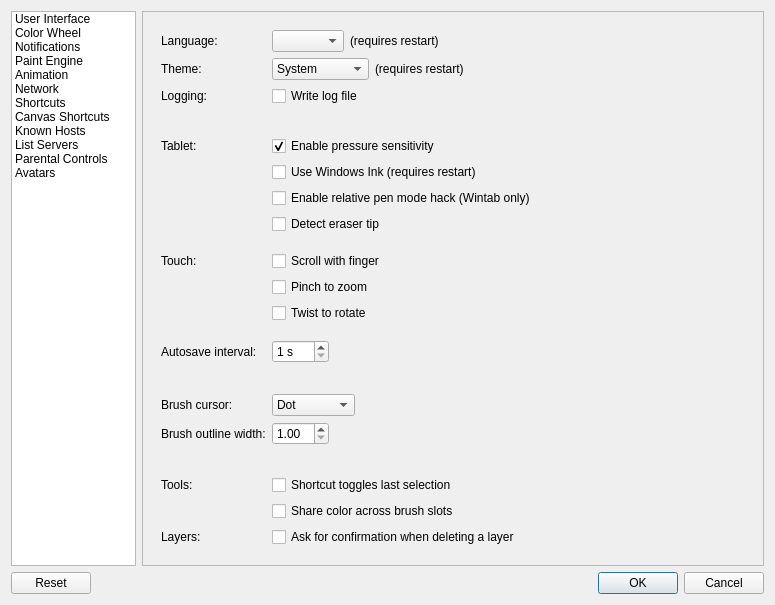
First picture: the form in src/desktop/ui/settings.ui, repository drawpile/Drawpile, before the edit.
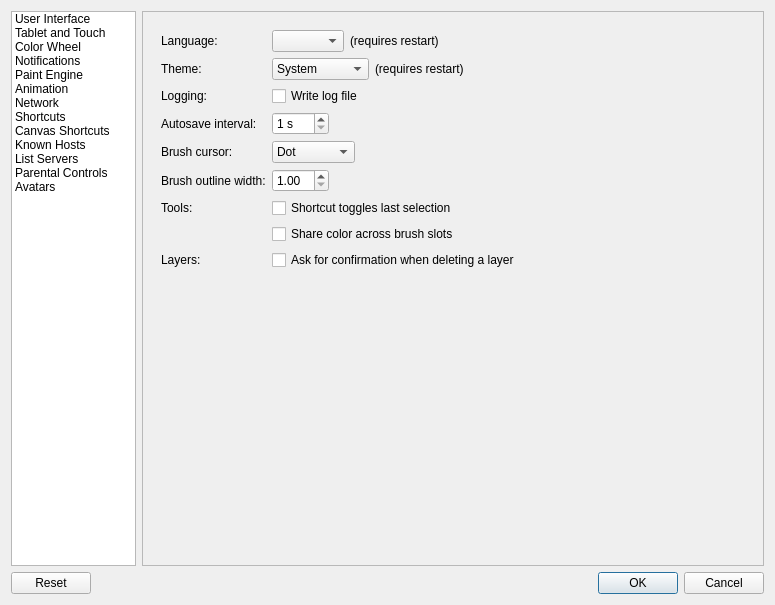
Second picture: the form after the edit. Icons and pictures are not drawn. Custom widgets are drawn as their Qt base class.

Commit message:
Move tablet and touch settings to their own page
Since the user interface page is getting too crowded.

What changed in the file:
```diff
--- a/src/desktop/ui/settings.ui
+++ b/src/desktop/ui/settings.ui
@@ -23,6 +23,11 @@
          <string>User Interface</string>
         </property>
        </item>
+       <item>
+        <property name="text">
+         <string>Tablet and Touch</string>
+        </property>
+       </item>
        <item>
         <property name="text">
          <string>Color Wheel</string>
@@ -88,7 +93,7 @@
        <property name="frameShadow">
         <enum>QFrame::Raised</enum>
        </property>
-       <layout class="QVBoxLayout" name="verticalLayout_4">
+       <layout class="QHBoxLayout" name="horizontalLayout_4">
         <item>
          <widget class="QStackedWidget" name="stackedWidget">
           <property name="currentIndex">
@@ -99,14 +104,14 @@
             <property name="fieldGrowthPolicy">
              <enum>QFormLayout::ExpandingFieldsGrow</enum>
             </property>
-            <item row="2" column="0">
+            <item row="0" column="0">
              <widget class="QLabel" name="label_3">
               <property name="text">
                <string>Language:</string>
               </property>
              </widget>
             </item>
-            <item row="2" column="1">
+            <item row="0" column="1">
              <layout class="QHBoxLayout" name="languageLayout">
               <item>
                <widget class="QComboBox" name="languageBox"/>
@@ -120,14 +125,14 @@
               </item>
              </layout>
             </item>
-            <item row="3" column="0">
+            <item row="1" column="0">
              <widget class="QLabel" name="label_4">
               <property name="text">
                <string>Theme:</string>
               </property>
              </widget>
             </item>
-            <item row="3" column="1">
+            <item row="1" column="1">
              <layout class="QHBoxLayout" name="themeLayout">
               <item>
                <widget class="QComboBox" name="themeChoice">
@@ -172,139 +177,28 @@
               </item>
              </layout>
             </item>
-            <item row="5" column="0">
+            <item row="2" column="0">
              <widget class="QLabel" name="label_17">
               <property name="text">
                <string>Logging:</string>
               </property>
              </widget>
             </item>
-            <item row="5" column="1">
+            <item row="2" column="1">
              <widget class="QCheckBox" name="logfile">
               <property name="text">
                <string>Write log file</string>
               </property>
              </widget>
             </item>
-            <item row="6" column="1">
-             <spacer name="verticalSpacer_2">
-              <property name="orientation">
-               <enum>Qt::Vertical</enum>
-              </property>
-              <property name="sizeHint" stdset="0">
-               <size>
-                <width>20</width>
-                <height>5</height>
-               </size>
-              </property>
-             </spacer>
-            </item>
-            <item row="7" column="0">
-             <widget class="QLabel" name="label_7">
-              <property name="text">
-               <string>Tablet:</string>
-              </property>
-             </widget>
-            </item>
-            <item row="7" column="1">
-             <widget class="QCheckBox" name="tabletSupport">
-              <property name="text">
-               <string>Enable pressure sensitivity</string>
-              </property>
-              <property name="checked">
-               <bool>true</bool>
-              </property>
-             </widget>
-            </item>
-            <item row="8" column="1">
-             <widget class="QCheckBox" name="windowsink">
-              <property name="text">
-               <string>Use Windows Ink (requires restart)</string>
-              </property>
-             </widget>
-            </item>
-            <item row="9" column="1">
-             <widget class="QCheckBox" name="relativePenModeHack">
-              <property name="text">
-               <string>Enable relative pen mode hack (Wintab only)</string>
-              </property>
-             </widget>
-            </item>
-            <item row="11" column="1">
-             <widget class="QCheckBox" name="tabletEraser">
-              <property name="text">
-               <string>Detect eraser tip</string>
-              </property>
-             </widget>
-            </item>
-            <item row="12" column="1">
-             <spacer name="verticalSpacer_5">
-              <property name="orientation">
-               <enum>Qt::Vertical</enum>
-              </property>
-              <property name="sizeType">
-               <enum>QSizePolicy::Fixed</enum>
-              </property>
-              <property name="sizeHint" stdset="0">
-               <size>
-                <width>20</width>
-                <height>5</height>
-               </size>
-              </property>
-             </spacer>
-            </item>
-            <item row="13" column="0">
-             <widget class="QLabel" name="label_12">
-              <property name="text">
-               <string>Touch:</string>
-              </property>
-             </widget>
-            </item>
-            <item row="13" column="1">
-             <widget class="QCheckBox" name="touchscroll">
-              <property name="text">
-               <string>Scroll with finger</string>
-              </property>
-             </widget>
-            </item>
-            <item row="14" column="1">
-             <widget class="QCheckBox" name="touchpinch">
-              <property name="text">
-               <string>Pinch to zoom</string>
-              </property>
-             </widget>
-            </item>
-            <item row="15" column="1">
-             <widget class="QCheckBox" name="touchtwist">
-              <property name="text">
-               <string>Twist to rotate</string>
-              </property>
-             </widget>
-            </item>
-            <item row="16" column="1">
-             <spacer name="verticalSpacer_3">
-              <property name="orientation">
-               <enum>Qt::Vertical</enum>
-              </property>
-              <property name="sizeType">
-               <enum>QSizePolicy::Fixed</enum>
-              </property>
-              <property name="sizeHint" stdset="0">
-               <size>
-                <width>20</width>
-                <height>5</height>
-               </size>
-              </property>
-             </spacer>
-            </item>
-            <item row="18" column="0">
+            <item row="3" column="0">
              <widget class="QLabel" name="label_11">
               <property name="text">
                <string>Autosave interval:</string>
               </property>
              </widget>
             </item>
-            <item row="18" column="1">
+            <item row="3" column="1">
              <widget class="QSpinBox" name="autosaveInterval">
               <property name="suffix">
                <string> s</string>
@@ -317,27 +211,14 @@
               </property>
              </widget>
             </item>
-            <item row="19" column="1">
-             <spacer name="verticalSpacer_9">
-              <property name="orientation">
-               <enum>Qt::Vertical</enum>
-              </property>
-              <property name="sizeHint" stdset="0">
-               <size>
-                <width>20</width>
-                <height>5</height>
-               </size>
-              </property>
-             </spacer>
-            </item>
-            <item row="20" column="0">
+            <item row="4" column="0">
              <widget class="QLabel" name="label_16">
               <property name="text">
                <string>Brush cursor:</string>
               </property>
              </widget>
             </item>
-            <item row="20" column="1">
+            <item row="4" column="1">
              <widget class="QComboBox" name="brushCursorBox">
               <item>
                <property name="text">
@@ -356,14 +237,14 @@
               </item>
              </widget>
             </item>
-            <item row="21" column="0">
+            <item row="5" column="0">
              <widget class="QLabel" name="label_30">
               <property name="text">
                <string>Brush outline width:</string>
               </property>
              </widget>
             </item>
-            <item row="21" column="1">
+            <item row="5" column="1">
              <widget class="QDoubleSpinBox" name="brushOutlineWidth">
               <property name="minimum">
                <double>1.000000000000000</double>
@@ -376,53 +257,121 @@
               </property>
              </widget>
             </item>
-            <item row="22" column="1">
-             <spacer name="verticalSpacer">
-              <property name="orientation">
-               <enum>Qt::Vertical</enum>
-              </property>
-              <property name="sizeHint" stdset="0">
-               <size>
-                <width>20</width>
-                <height>5</height>
-               </size>
-              </property>
-             </spacer>
-            </item>
-            <item row="23" column="0">
+            <item row="6" column="0">
              <widget class="QLabel" name="label_2">
               <property name="text">
                <string>Tools:</string>
               </property>
              </widget>
             </item>
-            <item row="23" column="1">
+            <item row="6" column="1">
              <widget class="QCheckBox" name="toolToggleShortcut">
               <property name="text">
                <string>Shortcut toggles last selection</string>
               </property>
              </widget>
             </item>
-            <item row="24" column="1">
+            <item row="7" column="1">
              <widget class="QCheckBox" name="shareBrushSlotColor">
               <property name="text">
                <string>Share color across brush slots</string>
               </property>
              </widget>
             </item>
-            <item row="25" column="1">
-             <widget class="QCheckBox" name="confirmLayerDeleteBox">
-              <property name="text">
-               <string>Ask for confirmation when deleting a layer</string>
-              </property>
-             </widget>
-            </item>
-            <item row="25" column="0">
+            <item row="8" column="0">
              <widget class="QLabel" name="layersLabel">
               <property name="text">
                <string>Layers:</string>
               </property>
              </widget>
+            </item>
+            <item row="8" column="1">
+             <widget class="QCheckBox" name="confirmLayerDeleteBox">
+              <property name="text">
+               <string>Ask for confirmation when deleting a layer</string>
+              </property>
+             </widget>
+            </item>
+           </layout>
+          </widget>
+          <widget class="QWidget" name="tabletAndTouchPage">
+           <layout class="QVBoxLayout" name="verticalLayout_4">
+            <item>
+             <widget class="QGroupBox" name="tabletGroup">
+              <property name="title">
+               <string>Tablet</string>
+              </property>
+              <layout class="QVBoxLayout" name="verticalLayout_5">
+               <item>
+                <widget class="QCheckBox" name="tabletSupport">
+                 <property name="text">
+                  <string>Enable pressure sensitivity</string>
+                 </property>
+                 <property name="checked">
+                  <bool>true</bool>
+                 </property>
+                </widget>
+               </item>
+               <item>
+                <widget class="QCheckBox" name="tabletEraser">
+                 <property name="text">
+                  <string>Detect eraser tip</string>
+                 </property>
+                </widget>
+               </item>
+               <item>
+                <widget class="QCheckBox" name="windowsink">
+                 <property name="text">
+                  <string>Use Windows Ink (requires restart)</string>
+                 </property>
+                </widget>
+               </item>
+               <item>
+                <widget class="QCheckBox" name="relativePenModeHack">
+                 <property name="text">
+                  <string>Enable relative pen mode hack (Wintab only)</string>
+                 </property>
+                </widget>
+               </item>
+              </layout>
+             </widget>
+            </item>
+            <item>
+             <widget class="QGroupBox" name="touchGroup">
+              <property name="title">
+               <string>Touch</string>
+              </property>
+              <layout class="QVBoxLayout" name="verticalLayout_8">
+               <item>
+                <widget class="QCheckBox" name="touchscroll">
+                 <property name="text">
+                  <string>Scroll with finger</string>
+                 </property>
+                </widget>
+               </item>
+               <item>
+                <widget class="QCheckBox" name="touchpinch">
+                 <property name="text">
+                  <string>Pinch to zoom</string>
+                 </property>
+                </widget>
+               </item>
+               <item>
+                <widget class="QCheckBox" name="touchtwist">
+                 <property name="text">
+                  <string>Twist to rotate</string>
+                 </property>
+                </widget>
+               </item>
+              </layout>
+             </widget>
+            </item>
+            <item>
+             <spacer name="tabletAndTouchSpacer">
+              <property name="orientation">
+               <enum>Qt::Vertical</enum>
+              </property>
+             </spacer>
             </item>
            </layout>
           </widget>
```
